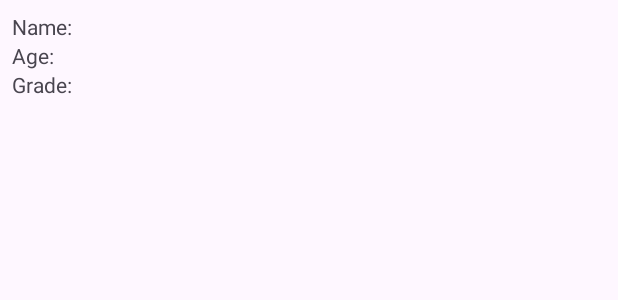
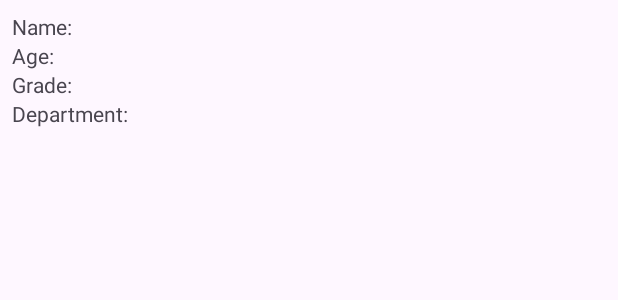
Before and after one commit to Zakiraitech/StudentInfo, an Android app: the layout item_student.xml on its own in the app's theme, with its tools: preview values and no code run, on a phone screen of 412 x 824 dp. Shown: the top 300 px of the screen. Run offline under Robolectric (Android 15) with nearby library versions, the phone set to English and light mode, and no system bars.

Commit message:
commit #36
i add a Department so that the app form will be professional

```diff
--- a/app/src/main/res/layout/item_student.xml
+++ b/app/src/main/res/layout/item_student.xml
@@ -22,4 +22,9 @@
         android:layout_height="wrap_content"
         android:text="Grade: " />
 
+    <TextView
+        android:id="@+id/textViewMajor"
+        android:layout_width="wrap_content"
+        android:layout_height="wrap_content"
+        android:text="Department: " />
 </LinearLayout>
```
